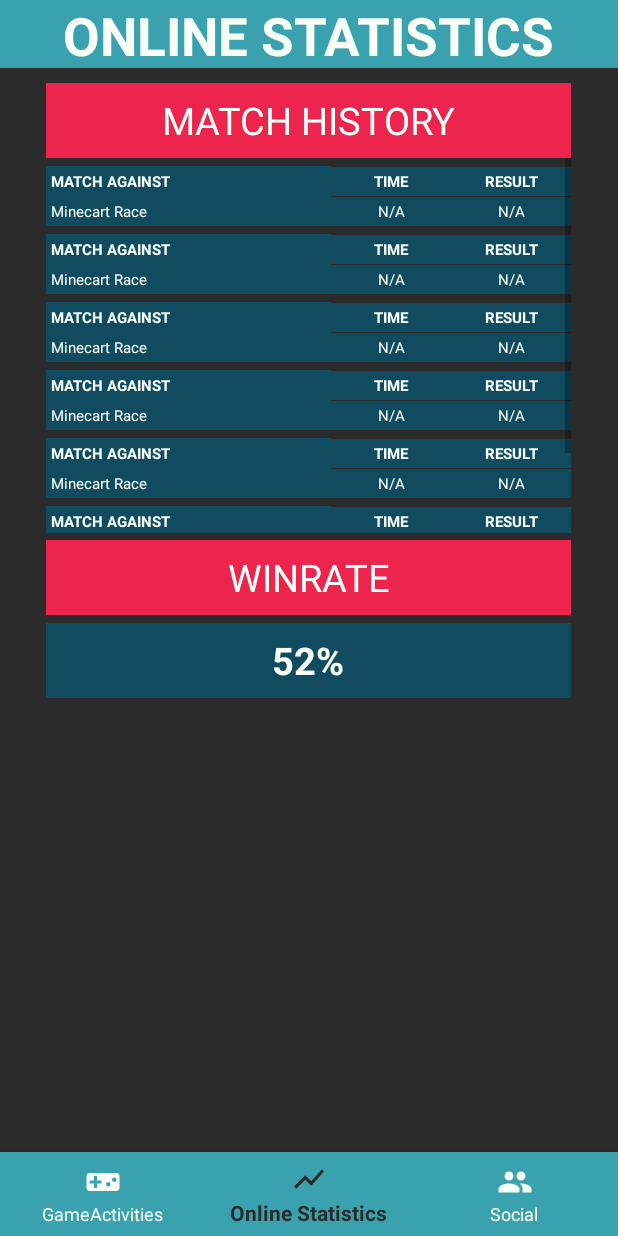
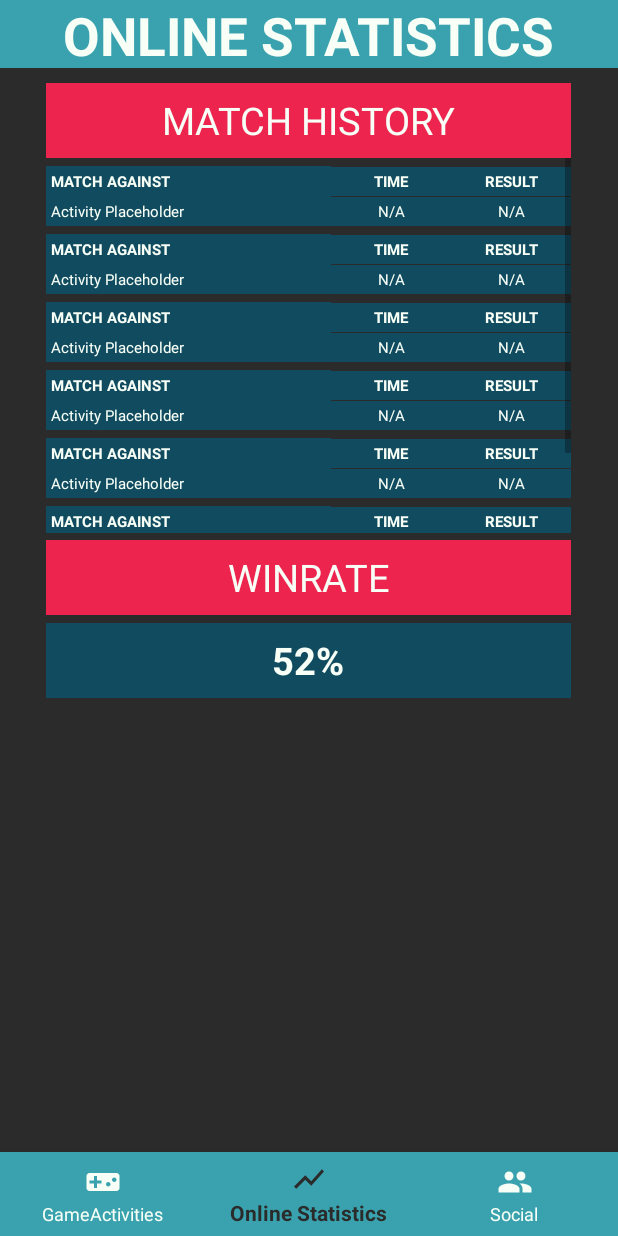
Before and after one commit to AtomicPotatoEmil/P2-Prototype, an Android app: the OnlineStatistics screen opened directly, with no data from a screen before it, on a phone screen of 412 x 824 dp. Run offline under Robolectric (Android 15) with nearby library versions, the phone set to English and light mode, and no system bars.

Commit message:
renamed match history tables from minecart race to activity placeholder

```diff
--- a/prototypeP2/app/src/main/res/layout/activity_online_statistics.xml
+++ b/prototypeP2/app/src/main/res/layout/activity_online_statistics.xml
@@ -166,14 +166,13 @@
                 android:orientation="horizontal">
 
                 <TextView
-                    android:id="@+id/customActivityPanelOne"
                     android:layout_width="190dp"
                     android:layout_height="20dp"
                     android:layout_alignParentTop="true"
                     android:background="@color/DARKBLUE"
                     android:gravity="center"
                     android:padding="3dp"
-                    android:text="Minecart Race"
+                    android:text="Activity Placeholder"
                     android:textAlignment="textStart"
                     android:textColor="@color/MINTWHITEd"
                     android:textSize="10sp"
@@ -294,14 +293,13 @@
                 android:orientation="horizontal">
 
                 <TextView
-                    android:id="@+id/customActivityPanelOne"
                     android:layout_width="190dp"
                     android:layout_height="20dp"
                     android:layout_alignParentTop="true"
                     android:background="@color/DARKBLUE"
                     android:gravity="center"
                     android:padding="3dp"
-                    android:text="Minecart Race"
+                    android:text="Activity Placeholder"
                     android:textAlignment="textStart"
                     android:textColor="@color/MINTWHITEd"
                     android:textSize="10sp"
@@ -422,14 +420,13 @@
                 android:orientation="horizontal">
 
                 <TextView
-                    android:id="@+id/customActivityPanelOne"
                     android:layout_width="190dp"
                     android:layout_height="20dp"
                     android:layout_alignParentTop="true"
                     android:background="@color/DARKBLUE"
                     android:gravity="center"
                     android:padding="3dp"
-                    android:text="Minecart Race"
+                    android:text="Activity Placeholder"
                     android:textAlignment="textStart"
                     android:textColor="@color/MINTWHITEd"
                     android:textSize="10sp"
@@ -550,14 +547,13 @@
                 android:orientation="horizontal">
 
                 <TextView
-                    android:id="@+id/customActivityPanelOne"
                     android:layout_width="190dp"
                     android:layout_height="20dp"
                     android:layout_alignParentTop="true"
                     android:background="@color/DARKBLUE"
                     android:gravity="center"
                     android:padding="3dp"
-                    android:text="Minecart Race"
+                    android:text="Activity Placeholder"
                     android:textAlignment="textStart"
                     android:textColor="@color/MINTWHITEd"
                     android:textSize="10sp"
@@ -678,14 +674,13 @@
                 android:orientation="horizontal">
 
                 <TextView
-                    android:id="@+id/customActivityPanelOne"
                     android:layout_width="190dp"
                     android:layout_height="20dp"
                     android:layout_alignParentTop="true"
                     android:background="@color/DARKBLUE"
                     android:gravity="center"
                     android:padding="3dp"
-                    android:text="Minecart Race"
+                    android:text="Activity Placeholder"
                     android:textAlignment="textStart"
                     android:textColor="@color/MINTWHITEd"
                     android:textSize="10sp"
@@ -696,7 +691,6 @@
                     tools:ignore="RtlCompat" />
 
                 <TextView
-                    android:id="@+id/customTimePanelOne"
                     android:layout_width="80dp"
                     android:layout_height="20dp"
                     android:layout_alignParentTop="true"
@@ -714,7 +708,6 @@
                     tools:ignore="RtlCompat" />
 
                 <TextView
-                    android:id="@+id/customTimePanelOne"
                     android:layout_width="80dp"
                     android:layout_height="20dp"
                     android:layout_alignParentTop="true"
@@ -813,7 +806,7 @@
                     android:background="@color/DARKBLUE"
                     android:gravity="center"
                     android:padding="3dp"
-                    android:text="Minecart Race"
+                    android:text="Activity Placeholder"
                     android:textAlignment="textStart"
                     android:textColor="@color/MINTWHITEd"
                     android:textSize="10sp"
```
